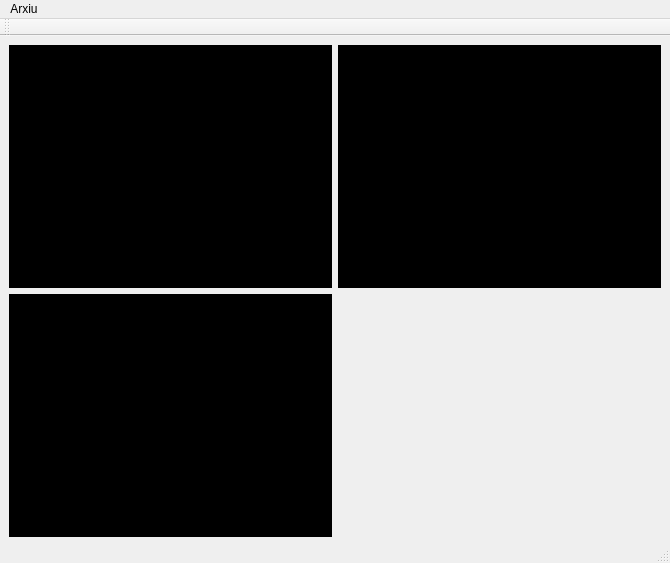
acamara/videoview, file Gstreamer/VideoMixer/mainwindow.ui: the form before one commit.
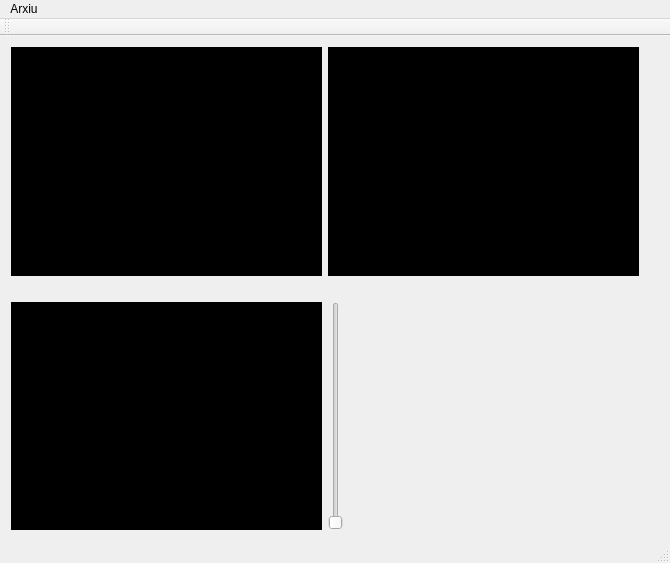
The form after the commit.

Commit message: Deixo dos senyals de test en el videomixer, ja es poden barrejar a través d'un slice.

```diff
--- a/Gstreamer/VideoMixer/mainwindow.ui
+++ b/Gstreamer/VideoMixer/mainwindow.ui
@@ -14,45 +14,91 @@
    <string>MainWindow</string>
   </property>
   <widget class="QWidget" name="centralWidget">
-   <widget class="QWidget" name="widget" native="true">
-    <property name="geometry">
-     <rect>
-      <x>9</x>
-      <y>9</y>
-      <width>323</width>
-      <height>243</height>
-     </rect>
-    </property>
-    <property name="styleSheet">
-     <string notr="true">background-color: rgb(0, 0, 0);</string>
-    </property>
-   </widget>
-   <widget class="QWidget" name="widget_3" native="true">
-    <property name="geometry">
-     <rect>
-      <x>338</x>
-      <y>9</y>
-      <width>323</width>
-      <height>243</height>
-     </rect>
-    </property>
-    <property name="styleSheet">
-     <string notr="true">background-color: rgb(0, 0, 0);</string>
-    </property>
-   </widget>
-   <widget class="QWidget" name="widget_2" native="true">
-    <property name="geometry">
-     <rect>
-      <x>9</x>
-      <y>258</y>
-      <width>323</width>
-      <height>243</height>
-     </rect>
-    </property>
-    <property name="styleSheet">
-     <string notr="true">background-color: rgb(0, 0, 0);</string>
-    </property>
-   </widget>
+   <layout class="QGridLayout" name="gridLayout">
+    <item row="1" column="0">
+     <widget class="QWidget" name="widget" native="true">
+      <property name="styleSheet">
+       <string notr="true">background-color: rgb(0, 0, 0);</string>
+      </property>
+     </widget>
+    </item>
+    <item row="3" column="0">
+     <widget class="QWidget" name="widget_2" native="true">
+      <property name="styleSheet">
+       <string notr="true">background-color: rgb(0, 0, 0);</string>
+      </property>
+     </widget>
+    </item>
+    <item row="3" column="2">
+     <spacer name="verticalSpacer_2">
+      <property name="orientation">
+       <enum>Qt::Vertical</enum>
+      </property>
+      <property name="sizeHint" stdset="0">
+       <size>
+        <width>20</width>
+        <height>40</height>
+       </size>
+      </property>
+     </spacer>
+    </item>
+    <item row="1" column="1">
+     <widget class="QWidget" name="widget_3" native="true">
+      <property name="styleSheet">
+       <string notr="true">background-color: rgb(0, 0, 0);</string>
+      </property>
+     </widget>
+    </item>
+    <item row="3" column="1">
+     <widget class="QSlider" name="verticalSlider">
+      <property name="maximum">
+       <number>1</number>
+      </property>
+      <property name="orientation">
+       <enum>Qt::Vertical</enum>
+      </property>
+     </widget>
+    </item>
+    <item row="2" column="0">
+     <spacer name="horizontalSpacer">
+      <property name="orientation">
+       <enum>Qt::Horizontal</enum>
+      </property>
+      <property name="sizeHint" stdset="0">
+       <size>
+        <width>40</width>
+        <height>20</height>
+       </size>
+      </property>
+     </spacer>
+    </item>
+    <item row="2" column="1">
+     <spacer name="horizontalSpacer_2">
+      <property name="orientation">
+       <enum>Qt::Horizontal</enum>
+      </property>
+      <property name="sizeHint" stdset="0">
+       <size>
+        <width>40</width>
+        <height>20</height>
+       </size>
+      </property>
+     </spacer>
+    </item>
+    <item row="1" column="2">
+     <spacer name="verticalSpacer">
+      <property name="orientation">
+       <enum>Qt::Vertical</enum>
+      </property>
+      <property name="sizeHint" stdset="0">
+       <size>
+        <width>20</width>
+        <height>40</height>
+       </size>
+      </property>
+     </spacer>
+    </item>
+   </layout>
   </widget>
   <widget class="QMenuBar" name="menuBar">
    <property name="geometry">
```
Left out of the diff: 2 changed lines with no effect on the pictures. The commit also changes 2 other files.
